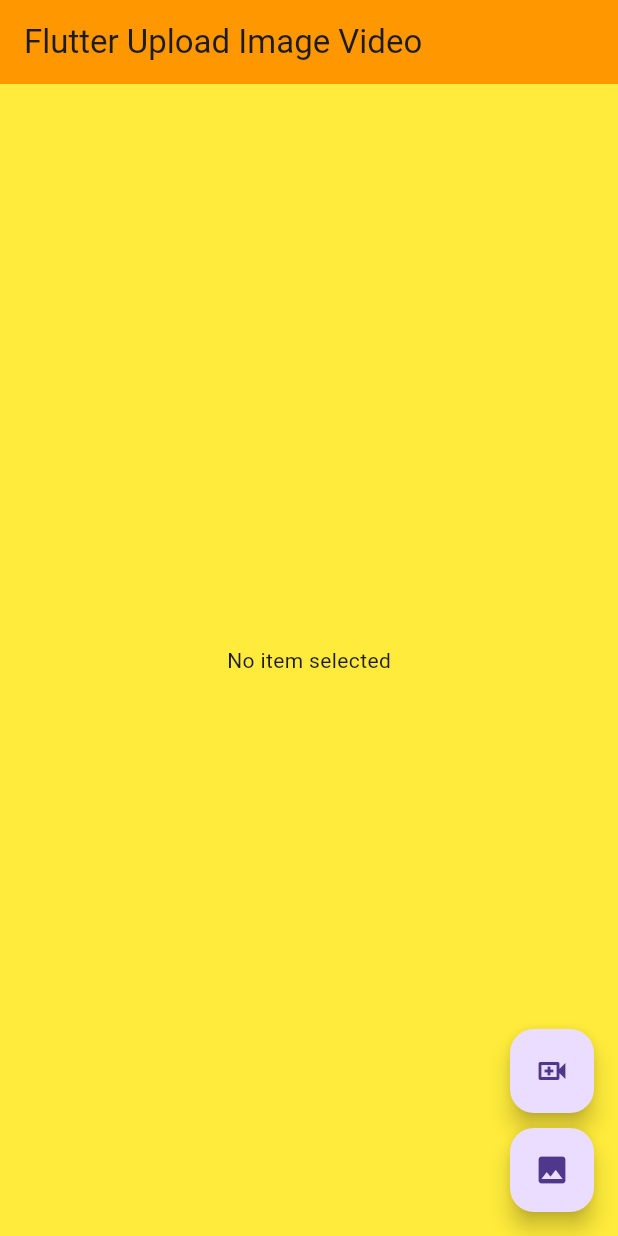
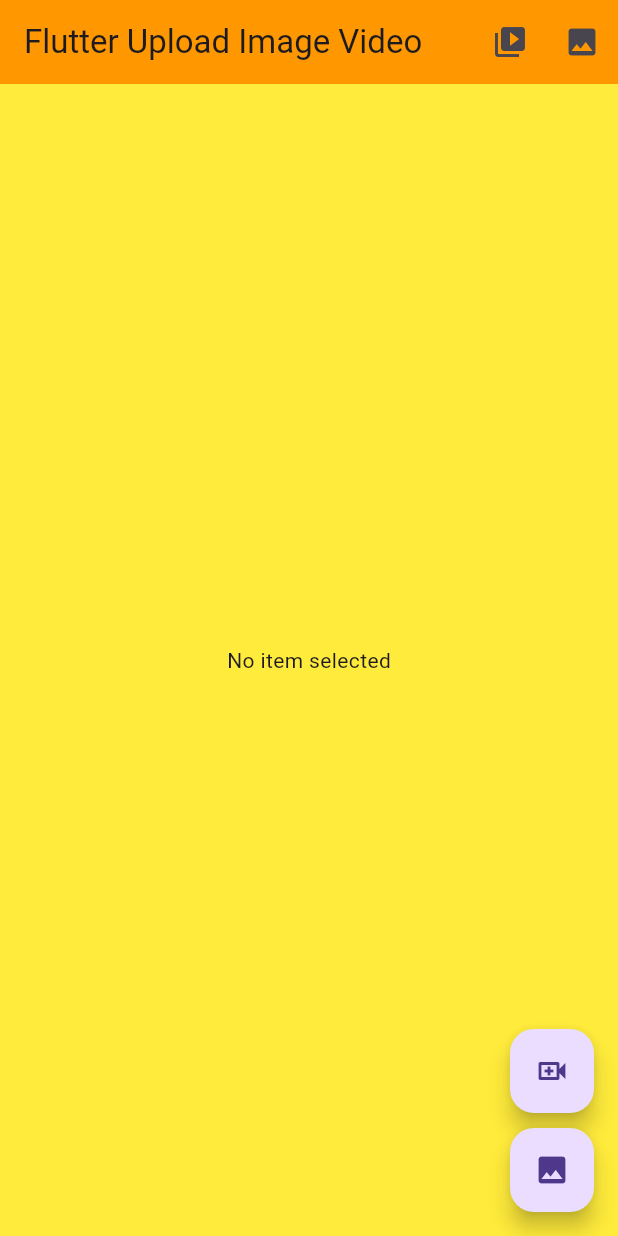
Before and after one commit to SanwarJW/flutter_file_upload_image_video, a Flutter app: the screen it shows after launch, on a phone screen of 412 x 824 dp. Run offline on Flutter 3.47's test engine with Material 3 defaults, Android fonts, the phone set to English and light mode, and no system bars; our stand-ins replace bloc, cloud_firestore, firebase_core, firebase_storage, flutter_bloc, image_picker and 2 more; accounts and stored records are empty.

Commit message:
up date image list page

```diff
--- a/lib/Presentation_layer/ui/home_page.dart
+++ b/lib/Presentation_layer/home/ui/home_page.dart
@@ -1,8 +1,8 @@
 import 'package:flutter/material.dart';
 import 'package:flutter_bloc/flutter_bloc.dart';
-import 'package:flutter_file_upload_image_video/Presentation_layer/bloc/home_bloc.dart';
-import 'package:flutter_file_upload_image_video/Presentation_layer/ui/widget/image_widget.dart';
-import 'package:flutter_file_upload_image_video/Presentation_layer/ui/widget/video_widget.dart';
+import 'package:flutter_file_upload_image_video/Presentation_layer/home/bloc/home_bloc.dart';
+import 'package:flutter_file_upload_image_video/Presentation_layer/home/ui/widget/image_widget.dart';
+import 'package:flutter_file_upload_image_video/Presentation_layer/home/ui/widget/video_widget.dart';
 
 class HomePage extends StatefulWidget {
   const HomePage({super.key});
@@ -27,6 +27,24 @@ class _HomePageState extends State<HomePage> {
         appBar: AppBar(
           title: const Text('Flutter Upload Image Video'),
           backgroundColor: Colors.orange,
+          actions: [
+            IconButton(
+              onPressed: () {
+                Navigator.pushNamed(context, '/videoList');
+              },
+              icon: const Icon(
+                (Icons.video_library),
+              ),
+            ),
+            IconButton(
+              onPressed: () {
+                Navigator.pushNamed(context, '/imageList');
+              },
+              icon: const Icon(
+                (Icons.image),
+              ),
+            )
+          ],
         ),
         body: BlocBuilder<HomeBloc, HomeState>(
           bloc: homeBloc,
@@ -81,6 +99,7 @@ class _HomePageState extends State<HomePage> {
       mainAxisAlignment: MainAxisAlignment.end,
       children: [
         FloatingActionButton(
+          heroTag: "btn1",
           onPressed: () {
             print('video button clicked');
             homeBloc.add(HomeAddVideoButtonClickedEvent());
@@ -89,6 +108,7 @@ class _HomePageState extends State<HomePage> {
         ),
         const SizedBox(height: 10),
         FloatingActionButton(
+          heroTag: "btn2",
           onPressed: () {
             homeBloc.add(HomeAddImageButtonClickedEvent());
           },
--- a/lib/Presentation_layer/ui/widget/image_widget.dart
+++ b/lib/Presentation_layer/home/ui/widget/image_widget.dart
@@ -3,8 +3,8 @@ import 'dart:io';
 
 import 'package:flutter/material.dart';
 import 'package:flutter_bloc/flutter_bloc.dart';
-import 'package:flutter_file_upload_image_video/Presentation_layer/bloc/home_bloc.dart';
-import 'package:flutter_file_upload_image_video/Presentation_layer/ui/home_page.dart';
+import 'package:flutter_file_upload_image_video/Presentation_layer/home/bloc/home_bloc.dart';
+import 'package:flutter_file_upload_image_video/Presentation_layer/home/ui/home_page.dart';
 import 'package:flutter_file_upload_image_video/store_data.dart';
 import 'package:lottie/lottie.dart';
 
--- a/lib/Presentation_layer/ui/widget/video_widget.dart
+++ b/lib/Presentation_layer/home/ui/widget/video_widget.dart
@@ -1,7 +1,7 @@
 import 'package:flutter/material.dart';
 import 'package:flutter_bloc/flutter_bloc.dart';
-import 'package:flutter_file_upload_image_video/Presentation_layer/bloc/home_bloc.dart';
-import 'package:flutter_file_upload_image_video/Presentation_layer/ui/home_page.dart';
+import 'package:flutter_file_upload_image_video/Presentation_layer/home/bloc/home_bloc.dart';
+import 'package:flutter_file_upload_image_video/Presentation_layer/home/ui/home_page.dart';
 import 'package:flutter_file_upload_image_video/store_data.dart';
 import 'package:lottie/lottie.dart';
 import 'package:video_player/video_player.dart';
--- /dev/null
+++ b/lib/Presentation_layer/image_list/bloc/image_list_event.dart
@@ -0,0 +1,5 @@
+part of 'image_list_bloc.dart';
+
+interface class ImageListEvent {}
+
+class ImageListInitialEvent extends ImageListEvent {}
--- /dev/null
+++ b/lib/Presentation_layer/video_list/bloc/video_list_event.dart
@@ -0,0 +1,4 @@
+part of 'video_list_bloc.dart';
+
+@immutable
+sealed class VideoListEvent {}
--- /dev/null
+++ b/lib/Presentation_layer/video_list/bloc/video_list_state.dart
@@ -0,0 +1,6 @@
+part of 'video_list_bloc.dart';
+
+@immutable
+sealed class VideoListState {}
+
+final class VideoListInitial extends VideoListState {}
--- a/lib/main.dart
+++ b/lib/main.dart
@@ -1,6 +1,8 @@
 import 'package:firebase_core/firebase_core.dart';
 import 'package:flutter/material.dart';
-import 'package:flutter_file_upload_image_video/Presentation_layer/ui/home_page.dart';
+import 'package:flutter_file_upload_image_video/Presentation_layer/home/ui/home_page.dart';
+import 'package:flutter_file_upload_image_video/Presentation_layer/image_list/ui/image_list.dart';
+import 'package:flutter_file_upload_image_video/Presentation_layer/video_list/ui/video_list.dart';
 import 'package:flutter_file_upload_image_video/firebase_options.dart';
 
 Future<void> main() async {
@@ -17,6 +19,11 @@ class MyApp extends StatelessWidget {
   @override
   Widget build(BuildContext context) {
     return MaterialApp(
+      routes: {
+        '/home': (context) => const HomePage(),
+        '/imageList': (context) => const ImageList(),
+        '/videoList': (context) => const VideoList(),
+      },
       title: 'Flutter Upload Image Video',
       theme: ThemeData(
         primarySwatch: Colors.orange,
```
Also changed, not shown: lib/Presentation_layer/image_list/bloc/image_list_bloc.dart (added, +23 -0 lines), lib/Presentation_layer/image_list/bloc/image_list_state.dart (added, +9 -0 lines), lib/Presentation_layer/image_list/ui/image_list.dart (added, +38 -0 lines), lib/Presentation_layer/video_list/bloc/video_list_bloc.dart (added, +13 -0 lines), lib/Presentation_layer/video_list/ui/video_list.dart (added, +22 -0 lines), lib/Presentation_layer/home/bloc/home_bloc.dart (renamed from lib/Presentation_layer/bloc/home_bloc.dart), lib/Presentation_layer/home/bloc/home_event.dart (renamed from lib/Presentation_layer/bloc/home_event.dart), lib/Presentation_layer/home/bloc/home_state.dart (renamed from lib/Presentation_layer/bloc/home_state.dart).
